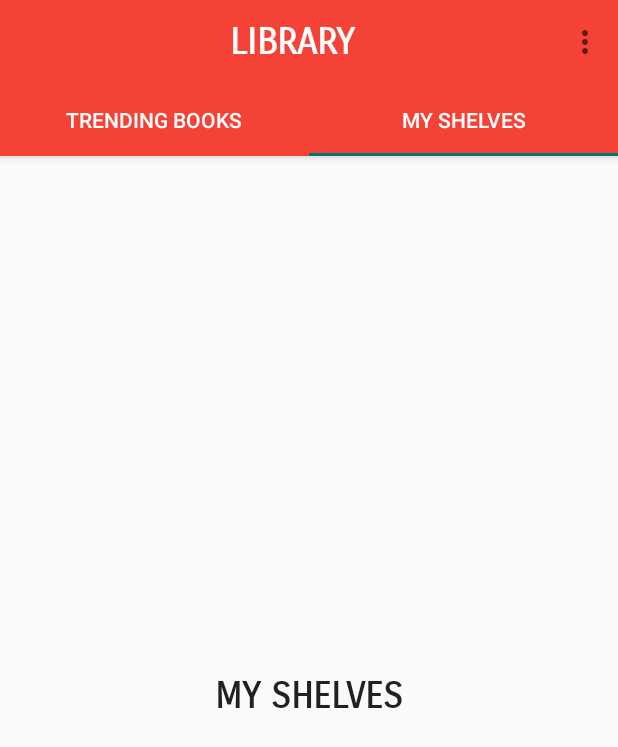
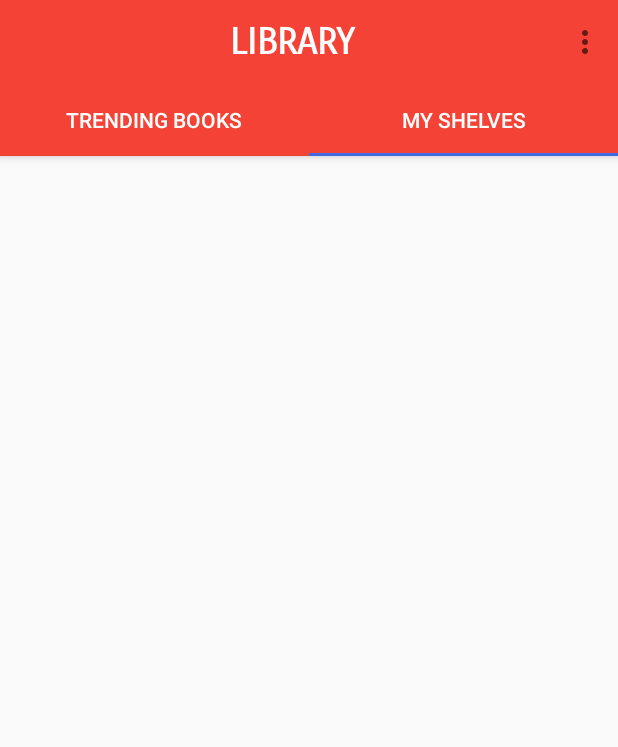
Before and after one commit to AlphaMikeFoxtrot/Shelves-2.0, an Android app: the screen it shows after launch once a user with an empty profile is signed in (HomeActivity), tab 2 chosen, on a phone screen of 412 x 824 dp. Shown: the top 747 px of the screen. Run offline under Robolectric (Android 15) with nearby library versions, the phone set to English and light mode, and no system bars; our stand-ins replace Firebase (no records; nobody signed in at launch, a user with empty details on screens opened directly); libraries missing offline, so code that uses them is left out: com.firebase.ui; 1 statement that could not run was skipped.

```diff
--- a/Shelves/app/src/main/java/com/anonymous/shelves/HomeActivity.java
+++ b/Shelves/app/src/main/java/com/anonymous/shelves/HomeActivity.java
@@ -10,6 +10,7 @@ import android.os.Bundle;
 import android.support.v7.widget.Toolbar;
 import android.view.Menu;
 import android.view.MenuItem;
+import android.widget.Toast;
 
 import com.anonymous.shelves.Adapters.HomeActivityViewPagerAdapter;
 import com.firebase.ui.auth.AuthUI;
@@ -54,6 +55,8 @@ public class HomeActivity extends AppCompatActivity {
         current_user = this.getSharedPreferences(getString(R.string.shared_preference_name), MODE_PRIVATE);
         editor = current_user.edit();
 
+        Toast.makeText(this, "" + current_user.getString(getString(R.string.shared_preference_user_uuid), "uuid not in shared preference"), Toast.LENGTH_SHORT).show();
+
         mToolbar = findViewById(R.id.home_act_tool);
         setSupportActionBar(mToolbar);
     }
@@ -81,6 +84,9 @@ public class HomeActivity extends AppCompatActivity {
                             editor.putBoolean(getString(R.string.shared_preference_login_boolean), true);
                             editor.commit();
 
+                            editor.putString(getString(R.string.shared_preference_user_uuid), "");
+                            editor.commit();
+
                             Intent toMain = new Intent(HomeActivity.this, MainActivity.class);
                             toMain.setFlags(Intent.FLAG_ACTIVITY_NEW_TASK);
                             startActivity(toMain);
--- a/Shelves/app/src/main/java/com/anonymous/shelves/HomeTrendingListFragment.java
+++ b/Shelves/app/src/main/java/com/anonymous/shelves/HomeTrendingListFragment.java
@@ -13,7 +13,6 @@ import android.view.ViewGroup;
  */
 public class HomeTrendingListFragment extends Fragment {
 
-
     public HomeTrendingListFragment() {
         // Required empty public constructor
     }
--- a/Shelves/app/src/main/res/layout/fragment_home_user_shelves.xml
+++ b/Shelves/app/src/main/res/layout/fragment_home_user_shelves.xml
@@ -4,14 +4,6 @@
     android:layout_height="match_parent"
     tools:context="com.anonymous.shelves.HomeUserShelvesFragment">
 
-    <!-- TODO: Update blank fragment layout -->
-    <TextView
-        android:layout_width="match_parent"
-        android:layout_height="match_parent"
-        android:text="MY SHELVES"
-        android:fontFamily="sans-serif-smallcaps"
-        android:textStyle="bold"
-        style="@style/TextAppearance.AppCompat.Headline"
-        android:gravity="center" />
+
 
 </FrameLayout>
--- a/Shelves/app/src/main/res/values/colors.xml
+++ b/Shelves/app/src/main/res/values/colors.xml
@@ -2,5 +2,5 @@
 <resources>
     <color name="colorPrimary">#F44336</color>
     <color name="colorPrimaryDark">#D32F2F</color>
-    <color name="colorAccent">#00796B</color>
+    <color name="colorAccent">#4169e1 </color>
 </resources>
--- a/Shelves/app/src/main/res/values/strings.xml
+++ b/Shelves/app/src/main/res/values/strings.xml
@@ -1,15 +1,16 @@
 <resources>
+
     <string name="app_name">Shelves</string>
 
     <!--**************************************** URLs **********************************************-->
     <string name="check_username_url">http://fardeenpanjwani.com/library/login/check_login.php</string>
     <string name="create_user_url">http://fardeenpanjwani.com/library/insert/insert_new_user.php</string>
+    <string name="get_user_uuid_url">http://fardeenpanjwani.com/library/get/get_uuid.php</string>
 
     <!--****************************** Shared Preferences ******************************************-->
     <string name="shared_preference_name">current_user_details</string>
     <string name="shared_preference_username">current_user_username</string>
     <string name="shared_preference_login_boolean">current_user_is_logged_in</string>
+    <string name="shared_preference_user_uuid">current_user_uuid</string>
 
-    <!-- TODO: Remove or change this placeholder text -->
-    <string name="hello_blank_fragment">Hello blank fragment</string>
 </resources>
```
Also changed, not shown: Shelves/app/src/main/java/com/anonymous/shelves/MainActivity.java (+110 -3 lines).
